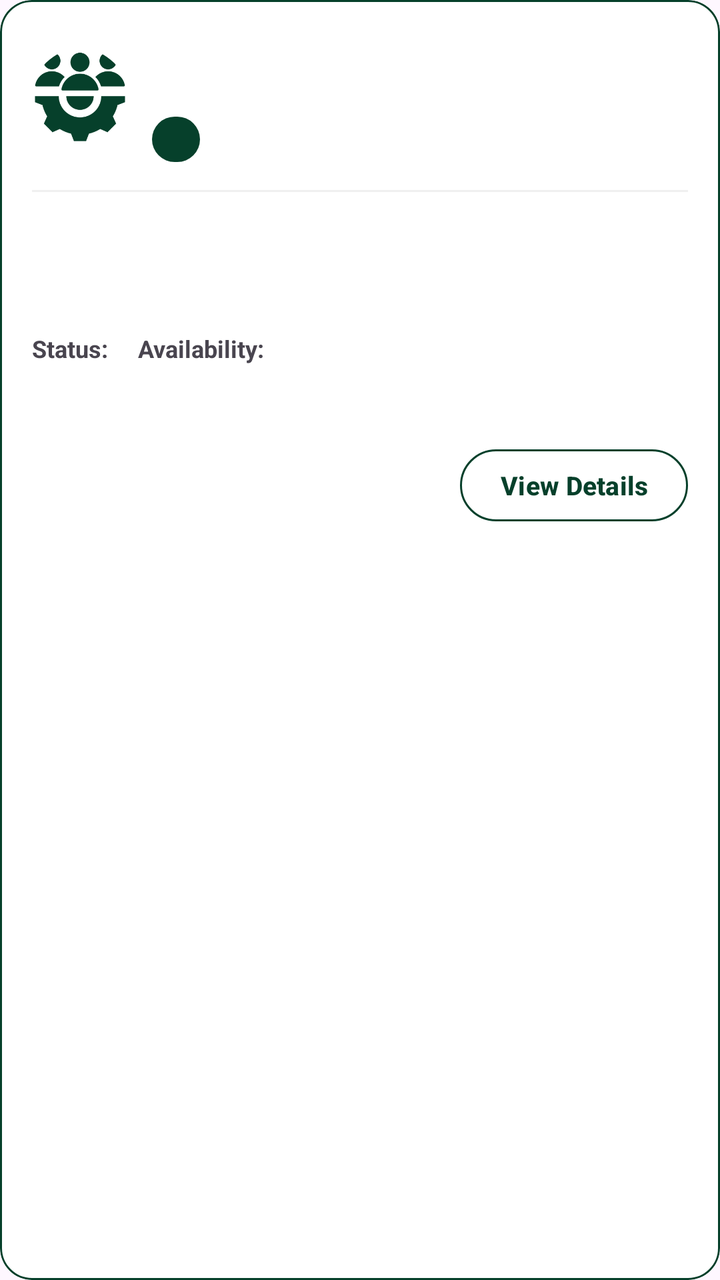
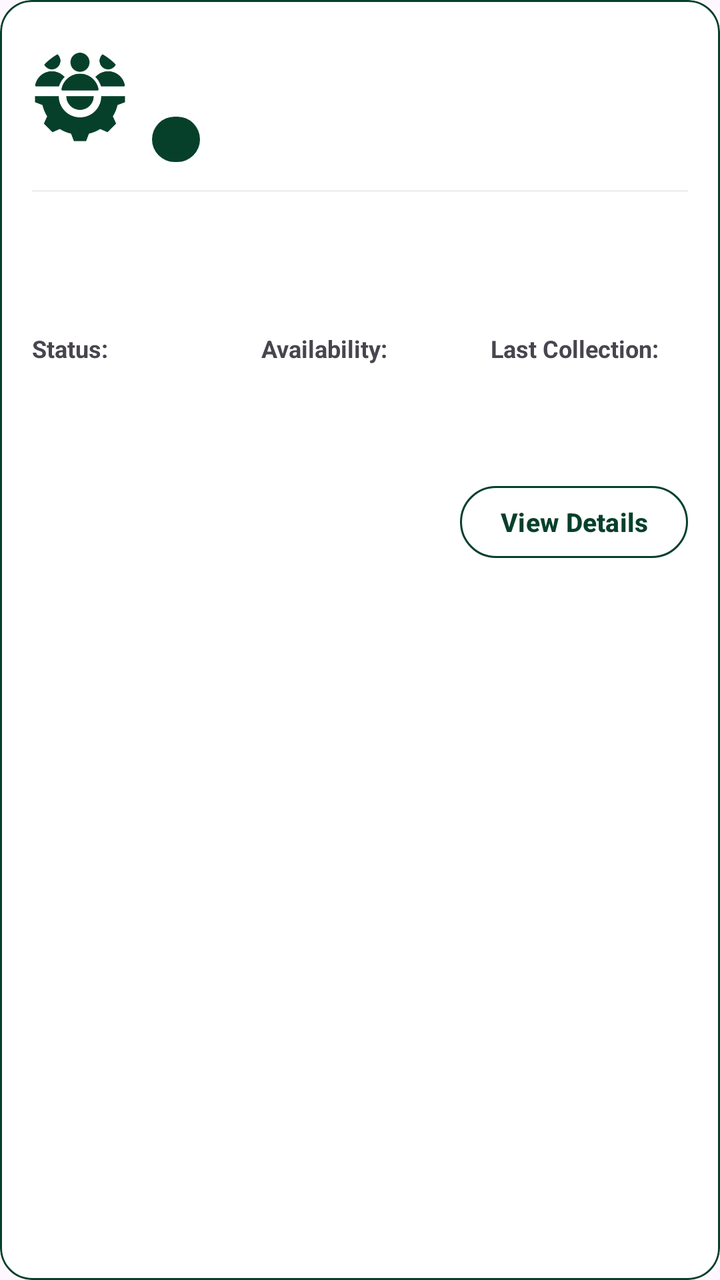

The first picture is an Android layout as it rendered before a commit; the second is the same layout after the commit. The layout source and the unified diff follow.
<!-- AndroidManifest.xml: another module's application theme Theme.MyEcoWatch1 -->
<!-- res/layout/item_team.xml -->
<?xml version="1.0" encoding="utf-8"?>
<com.google.android.material.card.MaterialCardView xmlns:android="http://schemas.android.com/apk/res/android"
    xmlns:app="http://schemas.android.com/apk/res-auto"
    android:layout_width="match_parent"
    android:layout_height="wrap_content"
    android:layout_marginHorizontal="10dp"
    android:layout_marginVertical="6dp"
    android:foreground="?attr/selectableItemBackground"
    app:cardBackgroundColor="?attr/colorSurface"
    app:cardCornerRadius="16dp"
    app:strokeColor="#06402B"
    app:strokeWidth="1dp">

    <LinearLayout
        android:layout_width="match_parent"
        android:layout_height="wrap_content"
        android:orientation="vertical"
        android:padding="16dp">

        <LinearLayout
            android:layout_width="match_parent"
            android:layout_height="wrap_content"
            android:gravity="center_vertical"
            android:orientation="horizontal">

            <com.google.android.material.imageview.ShapeableImageView
                android:id="@+id/teamIcon"
                android:layout_width="48dp"
                android:layout_height="48dp"
                android:contentDescription="@string/team_icon_description"
                android:scaleType="centerInside"
                android:src="@drawable/team"
                app:shapeAppearanceOverlay="@style/CircleImage" />

            <LinearLayout
                android:layout_width="0dp"
                android:layout_height="wrap_content"
                android:layout_marginStart="12dp"
                android:layout_weight="1"
                android:orientation="vertical">

                <TextView
                    android:id="@+id/teamName"
                    android:layout_width="match_parent"
                    android:layout_height="wrap_content"
                    android:ellipsize="end"
                    android:maxLines="1"
                    android:textColor="?attr/colorOnSurface"
                    android:textSize="17sp"
                    android:textStyle="bold" />

                <TextView
                    android:id="@+id/teamSubtitle"
                    android:layout_width="match_parent"
                    android:layout_height="wrap_content"
                    android:layout_marginTop="2dp"
                    android:ellipsize="end"
                    android:maxLines="1"
                    android:textColor="?attr/colorOnSurfaceVariant"
                    android:textSize="13sp" />

                <TextView
                    android:id="@+id/teamWasteScaleLabel"
                    android:layout_width="wrap_content"
                    android:layout_height="wrap_content"
                    android:layout_marginEnd="8dp"
                    android:background="@drawable/active_pill_background"
                    android:paddingStart="12dp"
                    android:paddingTop="4dp"
                    android:paddingEnd="12dp"
                    android:paddingBottom="4dp"
                    android:textColor="?attr/colorOnSurface"
                    android:textSize="11sp"
                    android:textStyle="bold" />
            </LinearLayout>
        </LinearLayout>

        <View
            android:layout_width="match_parent"
            android:layout_height="1dp"
            android:layout_marginTop="14dp"
            android:layout_marginBottom="14dp"
            android:background="?attr/colorOutlineVariant" />

        <TextView
            android:id="@+id/teamLeader"
            android:layout_width="match_parent"
            android:layout_height="wrap_content"
            android:ellipsize="end"
            android:maxLines="2"
            android:textColor="?attr/colorOnSurface"
            android:textSize="14sp"
            android:textStyle="bold" />

        <TextView
            android:id="@+id/teamMembersPreview"
            android:layout_width="match_parent"
            android:layout_height="wrap_content"
            android:layout_marginTop="6dp"
            android:ellipsize="end"
            android:maxLines="2"
            android:textColor="?attr/colorOnSurface"
            android:textSize="14sp" />

        <LinearLayout
            android:layout_width="match_parent"
            android:layout_height="wrap_content"
            android:layout_marginTop="12dp"
            android:orientation="horizontal">

            <TextView
                android:layout_width="wrap_content"
                android:layout_height="wrap_content"
                android:textColor="?attr/colorOnSurfaceVariant"
                android:textSize="12sp"
                android:textStyle="bold"
                android:text="Status:"/>

            <TextView
                android:id="@+id/teamCleaningStatus"
                android:layout_width="wrap_content"
                android:layout_height="wrap_content"
                android:textColor="?attr/colorOnSurfaceVariant"
                android:textSize="12sp"
                android:textStyle="bold"
                android:layout_marginStart="3dp"
                android:layout_marginEnd="12dp"/>

            <TextView
                android:layout_width="wrap_content"
                android:layout_height="wrap_content"
                android:textColor="?attr/colorOnSurfaceVariant"
                android:textSize="12sp"
                android:textStyle="bold"
                android:text="Availability:"/>

            <TextView
                android:id="@+id/teamAvailability"
                android:layout_width="wrap_content"
                android:layout_height="wrap_content"
                android:textColor="?attr/colorOnSurfaceVariant"
                android:textSize="12sp"
                android:textStyle="bold"
                android:layout_marginStart="3dp" />
        </LinearLayout>



        <LinearLayout
            android:layout_width="match_parent"
            android:layout_height="wrap_content"
            android:layout_marginTop="12dp"
            android:orientation="horizontal">

            <TextView
                android:id="@+id/teamCrewCount"
                android:layout_width="wrap_content"
                android:layout_height="wrap_content"
                android:textSize="12sp"
                android:textStyle="bold" />

            <TextView
                android:id="@+id/teamStatus"
                android:layout_width="wrap_content"
                android:layout_height="wrap_content"
                android:layout_marginStart="10dp"
                android:textSize="12sp"
                android:textStyle="bold" />
        </LinearLayout>

        <LinearLayout
            android:layout_width="match_parent"
            android:layout_height="wrap_content"
            android:layout_marginTop="14dp"
            android:orientation="horizontal">

            <View
                android:layout_width="0dp"
                android:layout_height="1dp"
                android:layout_weight="1" />

            <com.google.android.material.button.MaterialButton
                android:id="@+id/btnTeamDetails"
                style="@style/Widget.MyEcoWatch1.CardActionButton"
                android:layout_width="wrap_content"
                android:layout_height="wrap_content"
                android:text="@string/view_details" />
        </LinearLayout>
    </LinearLayout>
</com.google.android.material.card.MaterialCardView>
<!-- resources referenced by this layout -->
<resources>
  <!-- drawable active_pill_background (drawable) -->
  <?xml version="1.0" encoding="utf-8"?>
  <shape xmlns:android="http://schemas.android.com/apk/res/android">
      <solid android:color="@color/green" />
      <corners android:radius="100dp" />
  </shape>
  <!-- drawable team: png bitmap (drawable, 10003 bytes) -->
  <string name="team_icon_description">Cleaning team</string>
  <string name="view_details">View Details</string>
  <style name="CircleImage" parent="">
          <item name="cornerFamily">rounded</item>
          <item name="cornerSize">50%</item>
      </style>
  <style name="Widget.MyEcoWatch1.CardActionButton" parent="Widget.Material3.Button.OutlinedButton">
          <item name="android:insetTop">0dp</item>
          <item name="android:insetBottom">0dp</item>
          <item name="android:minHeight">36dp</item>
          <item name="android:paddingStart">20dp</item>
          <item name="android:paddingEnd">20dp</item>
          <item name="android:textAllCaps">false</item>
          <item name="android:textColor">?attr/colorPrimary</item>
          <item name="android:textSize">13sp</item>
          <item name="android:textStyle">bold</item>
          <item name="backgroundTint">?attr/colorSurface</item>
          <item name="cornerRadius">20dp</item>
          <item name="strokeColor">?attr/colorPrimary</item>
          <item name="strokeWidth">1dp</item>
      </style>
  <style name="Theme.MyEcoWatch1" parent="Base.Theme.MyEcoWatch1" />
  <color name="green">#06402B</color>
  <style name="Base.Theme.MyEcoWatch1" parent="Theme.Material3.DayNight.NoActionBar">
          
          <item name="colorPrimary">@color/green</item>
          <item name="colorOnPrimary">@color/white</item>
          <item name="colorSurface">@color/white</item>
          <item name="colorOnSurface">@color/green</item>
          <item name="colorOutlineVariant">#F0F0F0</item>
      </style>
  <color name="white">#FFFFFFFF</color>
</resources>

<!-- the commit's change to res/layout/item_team.xml (unified diff, before → after) -->
@@ -102,46 +102,91 @@
             android:textColor="?attr/colorOnSurface"
             android:textSize="14sp" />
 
+        
         <LinearLayout
             android:layout_width="match_parent"
             android:layout_height="wrap_content"
             android:layout_marginTop="12dp"
-            android:orientation="horizontal">
-
-            <TextView
-                android:layout_width="wrap_content"
-                android:layout_height="wrap_content"
-                android:textColor="?attr/colorOnSurfaceVariant"
-                android:textSize="12sp"
-                android:textStyle="bold"
-                android:text="Status:"/>
-
-            <TextView
-                android:id="@+id/teamCleaningStatus"
-                android:layout_width="wrap_content"
-                android:layout_height="wrap_content"
-                android:textColor="?attr/colorOnSurfaceVariant"
-                android:textSize="12sp"
-                android:textStyle="bold"
-                android:layout_marginStart="3dp"
-                android:layout_marginEnd="12dp"/>
-
-            <TextView
-                android:layout_width="wrap_content"
-                android:layout_height="wrap_content"
-                android:textColor="?attr/colorOnSurfaceVariant"
-                android:textSize="12sp"
-                android:textStyle="bold"
-                android:text="Availability:"/>
-
-            <TextView
-                android:id="@+id/teamAvailability"
-                android:layout_width="wrap_content"
-                android:layout_height="wrap_content"
-                android:textColor="?attr/colorOnSurfaceVariant"
-                android:textSize="12sp"
-                android:textStyle="bold"
-                android:layout_marginStart="3dp" />
+            android:orientation="horizontal"
+            android:baselineAligned="false">
+
+            
+            <LinearLayout
+                android:layout_width="0dp"
+                android:layout_height="wrap_content"
+                android:layout_weight="1"
+                android:orientation="vertical">
+
+                <TextView
+                    android:layout_width="wrap_content"
+                    android:layout_height="wrap_content"
+                    android:text="Status:"
+                    android:textColor="?attr/colorOnSurfaceVariant"
+                    android:textSize="12sp"
+                    android:textStyle="bold"/>
+
+                <TextView
+                    android:id="@+id/teamCleaningStatus"
+                    android:layout_width="wrap_content"
+                    android:layout_height="wrap_content"
+                    android:layout_marginTop="2dp"
+                    android:textColor="?attr/colorOnSurfaceVariant"
+                    android:textSize="12sp"
+                    android:textStyle="bold"/>
+            </LinearLayout>
+
+            
+            <LinearLayout
+                android:layout_width="0dp"
+                android:layout_height="wrap_content"
+                android:layout_weight="1"
+                android:layout_marginStart="16dp"
+                android:orientation="vertical">
+
+                <TextView
+                    android:layout_width="wrap_content"
+                    android:layout_height="wrap_content"
+                    android:text="Availability:"
+                    android:textColor="?attr/colorOnSurfaceVariant"
+                    android:textSize="12sp"
+                    android:textStyle="bold"/>
+
+                <TextView
+                    android:id="@+id/teamAvailability"
+                    android:layout_width="wrap_content"
+                    android:layout_height="wrap_content"
+                    android:layout_marginTop="2dp"
+                    android:textColor="?attr/colorOnSurfaceVariant"
+                    android:textSize="12sp"
+                    android:textStyle="bold"/>
+            </LinearLayout>
+
+            
+            <LinearLayout
+                android:layout_width="0dp"
+                android:layout_height="wrap_content"
+                android:layout_weight="1"
+                android:layout_marginStart="16dp"
+                android:orientation="vertical">
+
+                <TextView
+                    android:layout_width="wrap_content"
+                    android:layout_height="wrap_content"
+                    android:text="Last Collection:"
+                    android:textColor="?attr/colorOnSurfaceVariant"
+                    android:textSize="12sp"
+                    android:textStyle="bold"/>
+
+                <TextView
+                    android:id="@+id/teamLastCollection"
+                    android:layout_width="wrap_content"
+                    android:layout_height="wrap_content"
+                    android:layout_marginTop="2dp"
+                    android:textColor="?attr/colorOnSurfaceVariant"
+                    android:textSize="12sp"
+                    android:textStyle="bold"/>
+            </LinearLayout>
+
         </LinearLayout>
 
 
